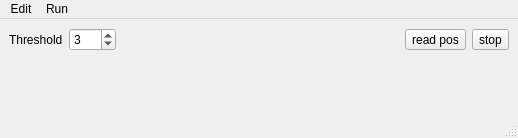
Qt form src/motioncontrol/controller.ui (kmnhan/1KARPES_DAQ) before a commit.
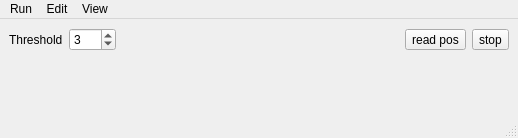
The same form after that commit. Custom widgets are drawn as their Qt base class.

Commit message: fix: make plot toggleable

Diff of the .ui file:
```diff
--- a/src/motioncontrol/controller.ui
+++ b/src/motioncontrol/controller.ui
@@ -106,8 +106,15 @@
     </property>
     <addaction name="actiontargetcurr"/>
    </widget>
-   <addaction name="menuEdit"/>
+   <widget class="QMenu" name="menuView">
+    <property name="title">
+     <string>View</string>
+    </property>
+    <addaction name="actionplotpos"/>
+   </widget>
    <addaction name="menurun"/>
+   <addaction name="menuEdit"/>
+   <addaction name="menuView"/>
   </widget>
   <widget class="QStatusBar" name="statusbar"/>
   <action name="actionstop">
```
Left out of the diff: 8 changed lines with no effect on the pictures. The commit also changes 1 other file.
